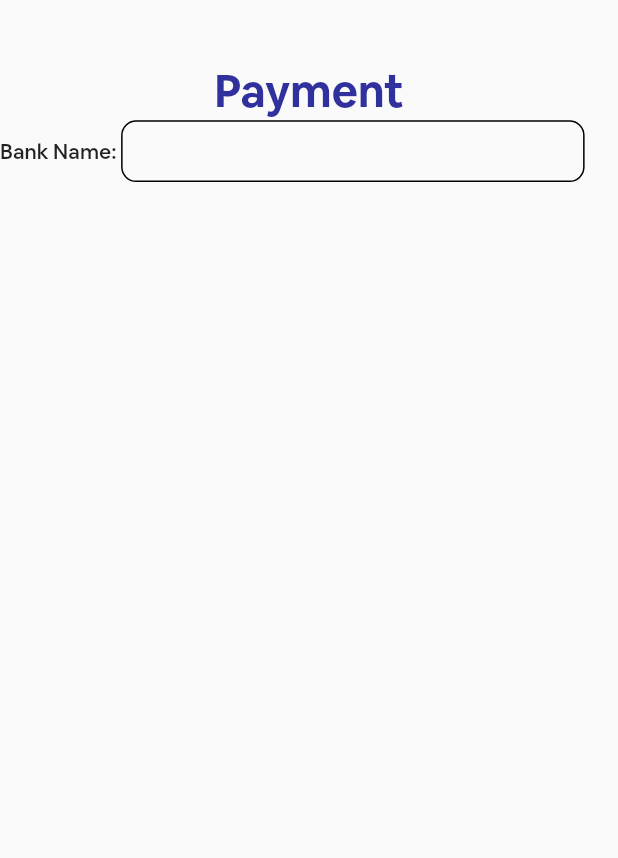
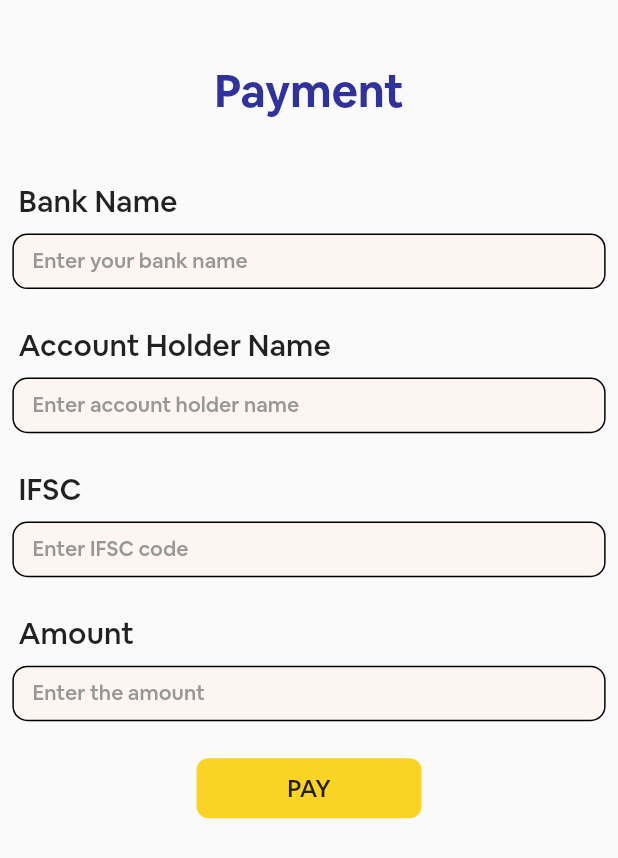
Before and after one commit to ajayphogat/Audition-App_Flutter, a Flutter app: the PaymentPage screen opened by its route, on a phone screen of 412 x 824 dp. Shown: the top 858 px of the screen. Run offline on Flutter 3.47's test engine with Material 2 defaults, Android fonts, the phone set to English and light mode, and no system bars; our stand-ins replace flutter_chat_bubble, flutter_svg, lottie, readmore.

Commit message:
Payment page done, Small Changes going on

```diff
--- a/lib/main.dart
+++ b/lib/main.dart
@@ -57,7 +57,7 @@ class MyAPP extends StatelessWidget {
         initialRoute: "/",
         routes: {
           "/": (context) =>
-              const PaymentPage(), //FIXME: Change this Starting Screen
+              const FirstSplashScreen(), //FIXME: Change this Starting Screen
 
           SecondSplashScreen.routeName: (context) => const SecondSplashScreen(),
 
--- a/lib/pages/paymentPage/paymentPage.dart
+++ b/lib/pages/paymentPage/paymentPage.dart
@@ -1,5 +1,6 @@
 import 'package:first_app/constants.dart';
 import 'package:flutter/material.dart';
+import 'package:lottie/lottie.dart';
 
 class PaymentPage extends StatefulWidget {
   const PaymentPage({Key? key}) : super(key: key);
@@ -11,10 +12,20 @@ class PaymentPage extends StatefulWidget {
 }
 
 class _PaymentPageState extends State<PaymentPage> {
+  late TextEditingController _textController;
+
+  @override
+  void initState() {
+    // TODO: implement initState
+    super.initState();
+    _textController = TextEditingController();
+  }
+
   @override
   Widget build(BuildContext context) {
     double screenWidth = MediaQuery.of(context).size.width;
     double screenHeight = MediaQuery.of(context).size.height;
+    print(screenHeight * 0.005);
     return Scaffold(
       body: SingleChildScrollView(
         child: SafeArea(
@@ -36,21 +47,72 @@ class _PaymentPageState extends State<PaymentPage> {
                   ],
                 ),
               ),
-              Row(
+              SizedBox(height: screenHeight * 0.05),
+              newBankDetails(screenWidth, screenHeight, "Bank Name",
+                  "Enter your bank name"),
+              SizedBox(height: screenHeight * 0.03),
+              newBankDetails(screenWidth, screenHeight, "Account Holder Name",
+                  "Enter account holder name"),
+              SizedBox(height: screenHeight * 0.03),
+              newBankDetails(
+                  screenWidth, screenHeight, "IFSC", "Enter IFSC code"),
+              SizedBox(height: screenHeight * 0.03),
+              newBankDetails(
+                  screenWidth, screenHeight, "Amount", "Enter the amount"),
+              SizedBox(height: screenHeight * 0.03),
+              InkWell(
+                onTap: () {
+                  showDialog(
+                    context: context,
+                    builder: (context) {
+                      return AlertDialog(
+                        shape: RoundedRectangleBorder(
+                          borderRadius: BorderRadius.circular(15),
+                        ),
+                        title: Container(
+                          width: screenWidth * 0.50,
+                          height: screenHeight * 0.15,
+                          alignment: Alignment.center,
+                          decoration: BoxDecoration(
+                            borderRadius: BorderRadius.circular(15),
+                          ),
+                          child: Column(
                             children: [
-                  const Text("Bank Name: "),
+                              const Text("Payment Successfull"),
+                              Lottie.asset(
+                                "asset/lottie/successfully_done.json",
+                                width: screenWidth * 0.20,
+                                height: screenWidth * 0.20,
+                              ),
                               Container(
-                    width: screenWidth * 0.75,
-                    height: screenHeight * 0.05,
-                    margin: EdgeInsets.only(left: screenWidth * 0.0),
+                                width: screenWidth * 0.30,
+                                height: screenHeight * 0.08,
                                 decoration: BoxDecoration(
                                   borderRadius: BorderRadius.circular(10),
-                      border: Border.all(
-                        color: Colors.black,
+                                  color: secondoryColor,
+                                ),
+                                child: const Text("GO HOME"),
+                              ),
+                            ],
                           ),
                         ),
+                      );
+                    },
+                  );
+                },
+                child: Container(
+                  alignment: Alignment.center,
+                  width: 150,
+                  height: 40,
+                  decoration: BoxDecoration(
+                    borderRadius: BorderRadius.circular(8),
+                    color: const Color(0xFFF9D422),
                   ),
-                ],
+                  child: const Text(
+                    "PAY",
+                    style: TextStyle(fontSize: 16),
+                  ),
+                ),
               ),
             ],
           ),
@@ -58,4 +120,52 @@ class _PaymentPageState extends State<PaymentPage> {
       ),
     );
   }
+
+  Padding newBankDetails(double screenWidth, double screenHeight,
+      String textName, String hintText) {
+    return Padding(
+      padding: EdgeInsets.symmetric(horizontal: screenWidth * 0.02),
+      child: Column(
+        crossAxisAlignment: CrossAxisAlignment.stretch,
+        children: [
+          Padding(
+            padding: EdgeInsets.only(left: screenWidth * 0.01),
+            child: Text(
+              textName,
+              style: const TextStyle(
+                fontSize: 20,
+              ),
+            ),
+          ),
+          Container(
+            width: screenWidth * 0.75,
+            height: screenHeight * 0.045,
+            padding: EdgeInsets.only(left: screenWidth * 0.03),
+            margin: EdgeInsets.only(top: screenHeight * 0.01),
+            decoration: BoxDecoration(
+              borderRadius: BorderRadius.circular(10),
+              border: Border.all(
+                color: Colors.black,
+              ),
+              color: placeholderColor,
+            ),
+            child: TextFormField(
+              controller: _textController,
+              style: const TextStyle(
+                fontSize: 13,
+              ),
+              decoration: InputDecoration(
+                hintText: hintText,
+                hintStyle: const TextStyle(
+                  color: placeholderTextColor,
+                  fontSize: 14,
+                ),
+                border: InputBorder.none,
+              ),
+            ),
+          ),
+        ],
+      ),
+    );
   }
+}
--- a/pubspec.yaml
+++ b/pubspec.yaml
@@ -33,6 +33,7 @@ dependencies:
     sdk: flutter
   flutter_chat_bubble: ^2.0.0
   flutter_svg: ^1.1.1+1
+  lottie: ^1.4.1
   page_transition: ^2.0.9
   readmore: ^2.2.0
 
```
Also changed, not shown: asset/lottie/successfully_done.json (added, +1 -0 lines), lib/pages/splashScreen/secondScreen.dart (+33 -25 lines), pubspec.lock. Lines whose indentation alone changed are shown as unchanged.
